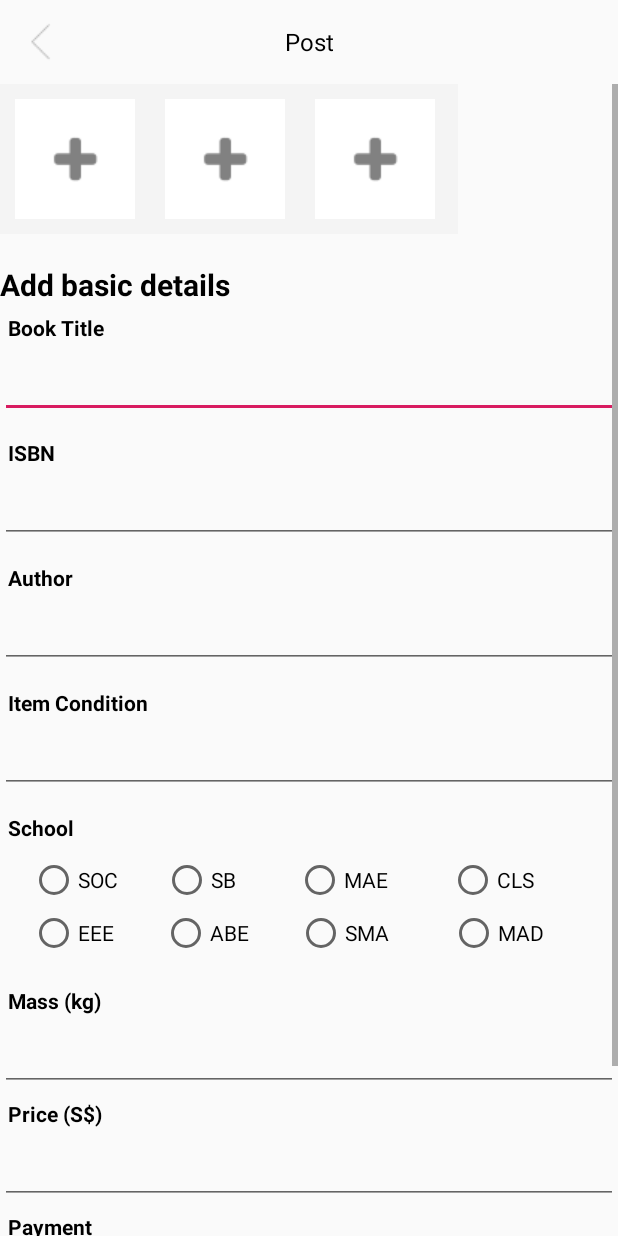
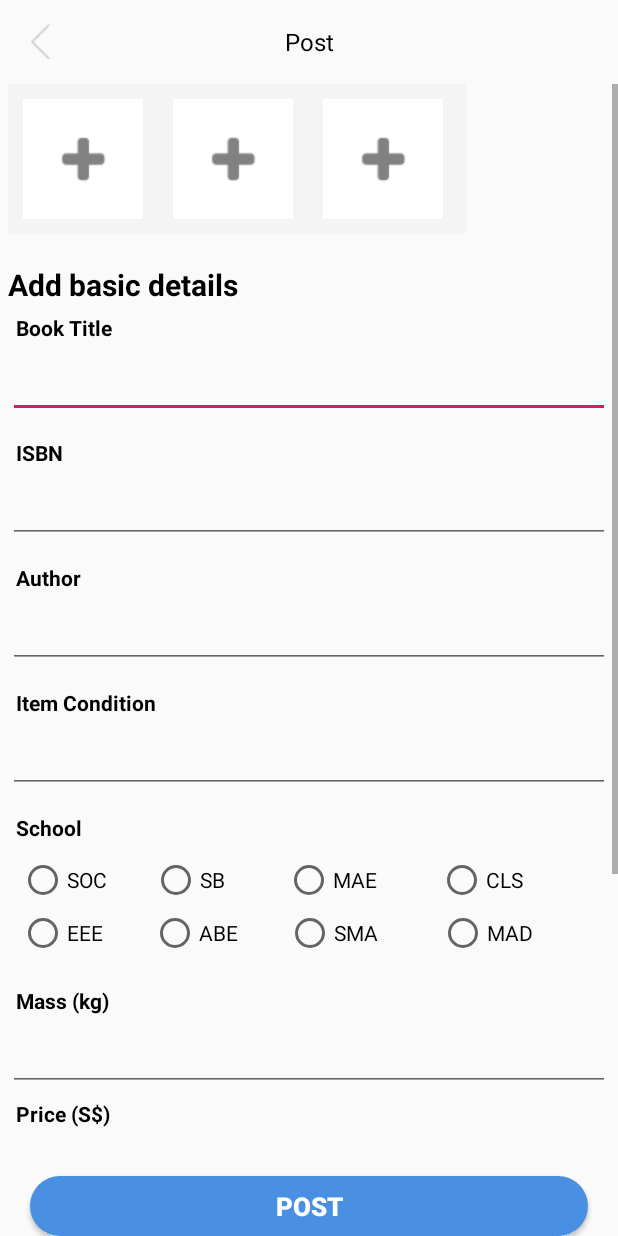
Before and after one commit to PhilipLeong/MAPP-CA4, an Android app: the PostActivity screen opened directly, with no data from a screen before it, on a phone screen of 412 x 824 dp. Run offline under Robolectric (Android 15) with nearby library versions, the phone set to English and light mode, and no system bars; our stand-ins replace Firebase (no records; nobody signed in at launch, a user with empty details on screens opened directly).

Commit message:
modify a bit lei

```diff
--- a/BookHub/app/src/main/res/layout/activity_post.xml
+++ b/BookHub/app/src/main/res/layout/activity_post.xml
@@ -16,13 +16,16 @@
     <ScrollView
         android:id="@+id/scrollView2"
         android:layout_width="match_parent"
-        android:layout_height="wrap_content"
+        android:layout_height="0dp"
         app:layout_constraintStart_toStartOf="parent"
-        app:layout_constraintTop_toBottomOf="@+id/include">
+        app:layout_constraintTop_toBottomOf="@+id/include"
+        app:layout_constraintBottom_toTopOf="@id/post_Btn">
 
         <LinearLayout
             android:layout_width="match_parent"
             android:layout_height="wrap_content"
+            android:layout_marginLeft="5dp"
+            android:layout_marginRight="5dp"
             android:orientation="vertical">
 
             <LinearLayout
@@ -144,10 +147,10 @@
 
             <RadioGroup
                 android:id="@+id/rbGrp1"
-                android:layout_width="370dp"
+                android:layout_width="wrap_content"
                 android:layout_height="35dp"
-                android:layout_marginLeft="18dp"
-                android:layout_marginRight="18dp"
+                android:layout_marginLeft="5dp"
+                android:layout_marginRight="5dp"
                 android:orientation="horizontal">
 
 
@@ -198,10 +201,10 @@
 
             <RadioGroup
                 android:id="@+id/rbGrp2"
-                android:layout_width="370dp"
+                android:layout_width="wrap_content"
                 android:layout_height="40dp"
-                android:layout_marginLeft="18dp"
-                android:layout_marginRight="30dp"
+                android:layout_marginLeft="5dp"
+                android:layout_marginRight="5dp"
                 android:layout_marginBottom="10dp"
                 android:orientation="horizontal">
 
@@ -351,18 +354,25 @@
                 android:ems="10"
                 android:inputType="textPersonName" />
 
-            <Button
-                android:id="@+id/post_Btn"
-                android:layout_width="380dp"
-                android:layout_height="wrap_content"
-                android:layout_marginBottom="10dp"
-                android:background="@drawable/loginsignupbutton"
-                android:text="Post"
-                android:textColor="#FFFFFF"
-                android:textSize="23sp"
-                android:textStyle="bold"
-                android:translationY="10dp" />
+
         </LinearLayout>
 
     </ScrollView>
+
+    <Button
+        android:id="@+id/post_Btn"
+        android:background="@drawable/loginsignupbutton"
+        android:text="Post"
+        android:textColor="#FFFFFF"
+        android:textSize="17sp"
+        android:textStyle="bold"
+        android:translationY="10dp"
+        android:layout_marginLeft="20dp"
+        android:layout_marginRight="20dp"
+        android:layout_marginBottom="10dp"
+        android:layout_alignParentBottom="true"
+        android:layout_height="40dp"
+        android:layout_width="match_parent"
+        app:layout_constraintBottom_toBottomOf="parent"
+        app:layout_constraintStart_toStartOf="parent" />
 </androidx.constraintlayout.widget.ConstraintLayout>
```
Also changed, not shown: BookHub/app/src/main/java/mapp/com/sg/bookhub/IndividualSchoolActivity.java (+6 -2 lines), BookHub/app/src/main/java/mapp/com/sg/bookhub/PostActivity.java (+12 -3 lines), BookHub/app/src/main/res/layout/activity_school.xml (+12 -4 lines), BookHub/app/src/main/res/layout/activity_store.xml (+6 -6 lines), BookHub/app/src/main/res/layout/bookpreview_cardview.xml (+15 -13 lines).
